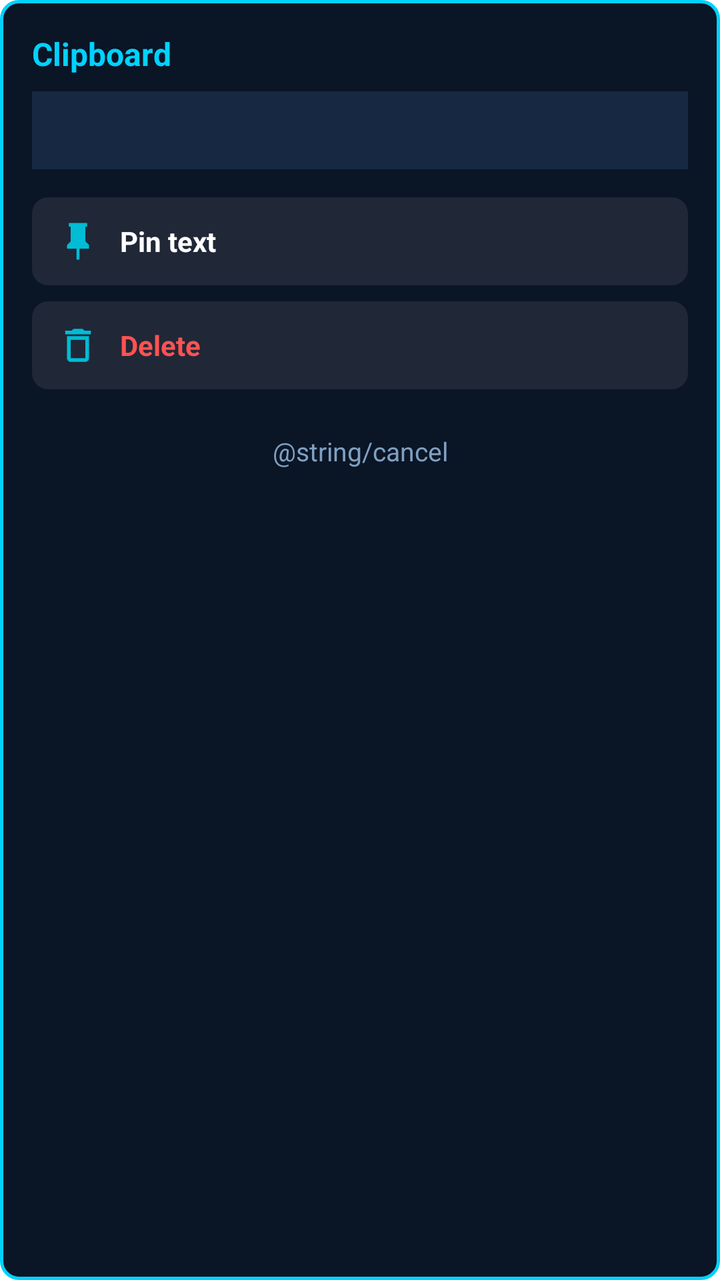
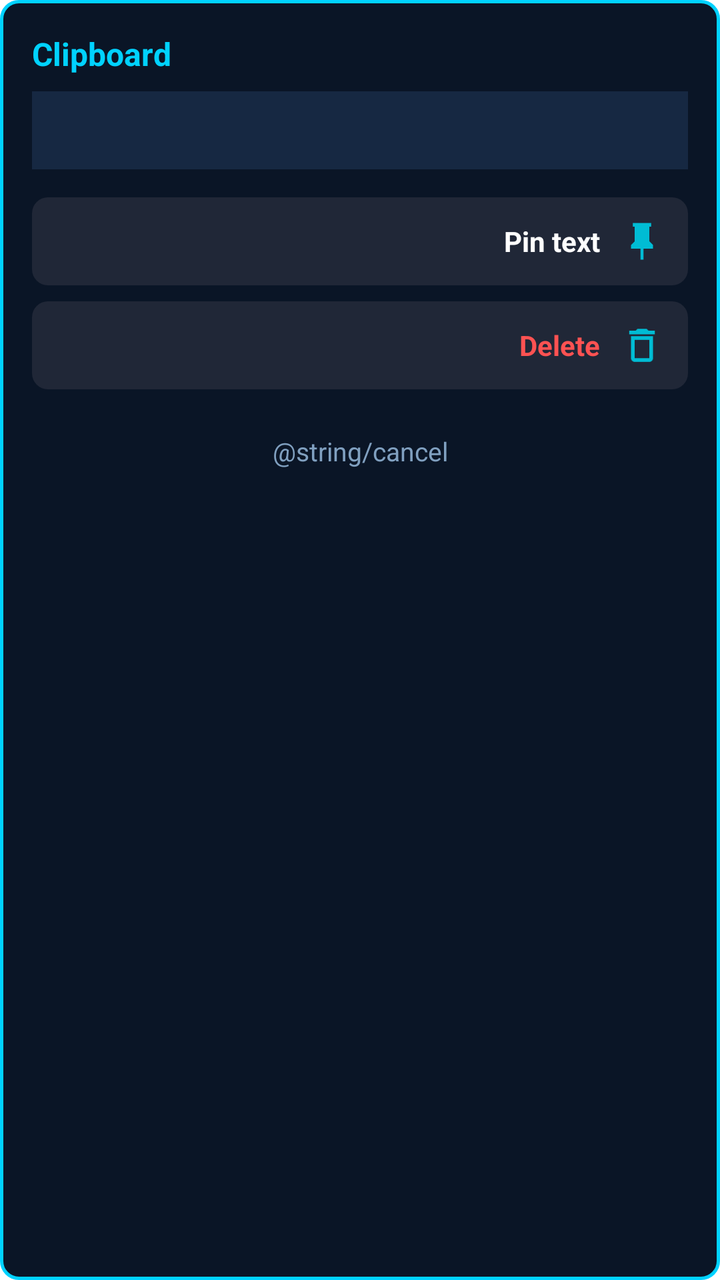

Screens rendered from an Android XML layout before and after an edit, with the pre-edit source and the edit as a unified diff.
<!-- AndroidManifest.xml: application theme AppTheme -->
<!-- res/layout/dialog_clip_options.xml -->
<?xml version="1.0" encoding="utf-8"?>
<LinearLayout xmlns:android="http://schemas.android.com/apk/res/android"
    android:layout_width="300dp"
    android:layout_height="wrap_content"
    android:background="@drawable/bg_toolbar_neon"
    android:orientation="vertical"
    android:padding="16dp">

    <TextView
        android:id="@+id/popup_clip_title"
        android:layout_width="match_parent"
        android:layout_height="wrap_content"
        android:text="@string/clipboard"
        android:textColor="#00D2FF"
        android:textSize="16sp"
        android:textStyle="bold" />

    <TextView
        android:id="@+id/popup_clip_preview"
        android:layout_width="match_parent"
        android:layout_height="wrap_content"
        android:layout_marginTop="8dp"
        android:layout_marginBottom="14dp"
        android:background="#162842"
        android:ellipsize="end"
        android:maxLines="3"
        android:padding="10dp"
        android:textColor="#E0E6ED"
        android:textSize="14sp" />

    <LinearLayout
        android:id="@+id/popup_btn_pin"
        android:layout_width="match_parent"
        android:layout_height="44dp"
        android:layout_marginBottom="8dp"
        android:background="@drawable/bg_editor_key"
        android:clickable="true"
        android:focusable="true"
        android:gravity="center_vertical"
        android:paddingStart="12dp"
        android:paddingEnd="12dp">

        <ImageView
            android:id="@+id/popup_pin_icon"
            android:layout_width="22dp"
            android:layout_height="22dp"
            android:src="@drawable/ic_pin_cyan" />

        <TextView
            android:id="@+id/popup_pin_text"
            android:layout_width="wrap_content"
            android:layout_height="wrap_content"
            android:layout_marginStart="10dp"
            android:text="@string/pin_text"
            android:textColor="#FFFFFF"
            android:textSize="14sp"
            android:textStyle="bold" />
    </LinearLayout>

    <LinearLayout
        android:id="@+id/popup_btn_delete"
        android:layout_width="match_parent"
        android:layout_height="44dp"
        android:layout_marginBottom="12dp"
        android:background="@drawable/bg_editor_key"
        android:clickable="true"
        android:focusable="true"
        android:gravity="center_vertical"
        android:paddingStart="12dp"
        android:paddingEnd="12dp">

        <ImageView
            android:layout_width="22dp"
            android:layout_height="22dp"
            android:src="@drawable/ic_trash_cyan" />

        <TextView
            android:layout_width="wrap_content"
            android:layout_height="wrap_content"
            android:layout_marginStart="10dp"
            android:text="@string/keycode_delete"
            android:textColor="#FF5252"
            android:textSize="14sp"
            android:textStyle="bold" />
    </LinearLayout>

    <TextView
        android:id="@+id/popup_btn_cancel"
        android:layout_width="match_parent"
        android:layout_height="38dp"
        android:background="?android:attr/selectableItemBackground"
        android:gravity="center"
        android:text="@string/cancel"
        android:textColor="#80A0C0"
        android:textSize="13sp" />

</LinearLayout>
<!-- resources referenced by this layout -->
<resources>
  <!-- drawable bg_editor_key (drawable) -->
  <?xml version="1.0" encoding="utf-8"?>
  <selector xmlns:android="http://schemas.android.com/apk/res/android">
      <item android:state_pressed="true">
          <shape android:shape="rectangle">
              <solid android:color="#323c4d" />
              <corners android:radius="8dp" />
          </shape>
      </item>
      <item>
          <shape android:shape="rectangle">
              <solid android:color="#202737" />
              <corners android:radius="8dp" />
          </shape>
      </item>
  </selector>
  <!-- drawable bg_toolbar_neon (drawable) -->
  <?xml version="1.0" encoding="utf-8"?>
  <shape xmlns:android="http://schemas.android.com/apk/res/android"
      android:shape="rectangle">
      <solid android:color="#0A1526" />
      <stroke
          android:width="1.8dp"
          android:color="#00D2FF" />
      <corners android:radius="8.5dp" />
  </shape>
  <!-- drawable ic_pin_cyan (drawable) -->
  <vector xmlns:android="http://schemas.android.com/apk/res/android"
      android:width="20dp"
      android:height="20dp"
      android:viewportWidth="24"
      android:viewportHeight="24">
      <path
          android:fillColor="#00BCD4"
          android:pathData="M16,12V4h1V2H7v2h1v8l-2,2v2h5.2v6h1.6v-6H18v-2L16,12z" />
  </vector>
  <!-- drawable ic_trash_cyan (drawable) -->
  <vector xmlns:android="http://schemas.android.com/apk/res/android"
      android:width="20dp"
      android:height="20dp"
      android:viewportWidth="24"
      android:viewportHeight="24">
      <path
          android:fillColor="#00BCD4"
          android:pathData="M16,9v10H8V9h8m-1.5,-6h-5l-1,1H5v2h14V4h-3.5l-1,-1zM18,7H6v12c0,1.1 0.9,2 2,2h8c1.1,0 2,-0.9 2,-2V7z" />
  </vector>
  <string name="clipboard">Clipboard</string>
  <string name="keycode_delete">Delete</string>
  <string name="pin_text">Pin text</string>
  <style name="AppTheme" parent="AppTheme.Base" />
</resources>

<!-- the commit's change to res/layout/dialog_clip_options.xml (unified diff, before → after) -->
@@ -2,6 +2,7 @@
 <LinearLayout xmlns:android="http://schemas.android.com/apk/res/android"
     android:layout_width="300dp"
     android:layout_height="wrap_content"
+    android:layoutDirection="rtl"
     android:background="@drawable/bg_toolbar_neon"
     android:orientation="vertical"
     android:padding="16dp">
